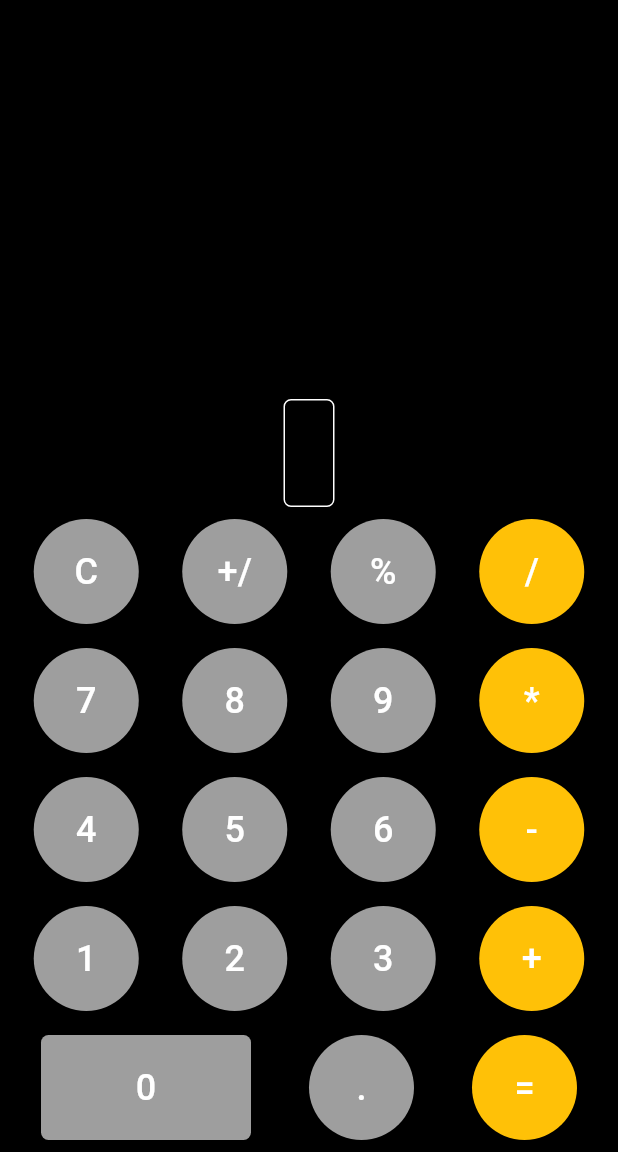
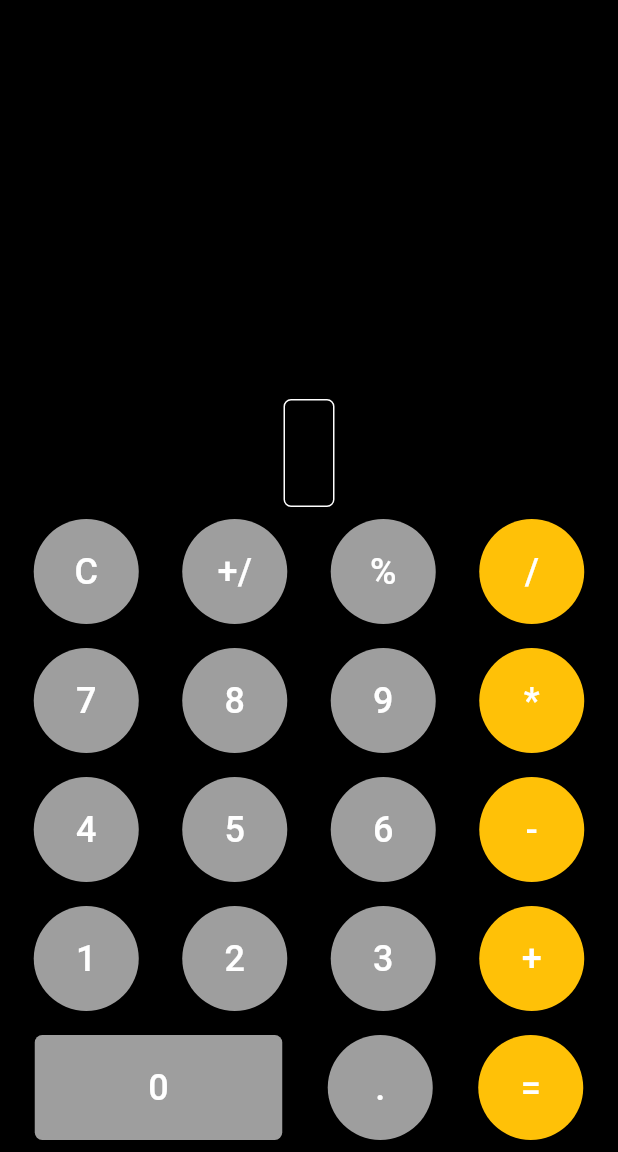
Before and after one commit to th50989/thanhCaculator, a Flutter app: the screen it shows after launch, on a phone screen of 412 x 824 dp, the part 84-1236 px from its top. Run offline on Flutter 3.47's test engine with Material 2 defaults, Android fonts, the phone set to English and light mode, and no system bars; our stand-ins replace math_expressions.

Commit message:
fix position

```diff
--- a/lib/main.dart
+++ b/lib/main.dart
@@ -176,7 +176,7 @@ class _SimpleCalculatorState extends State<SimpleCalculator> {
                 Container(
                   child: SizedBox(
                       height: 70,
-                      width: 140,
+                      width: 165,
                       child: Container(
                         constraints: BoxConstraints.expand(),
                         child: TextButton(
```
